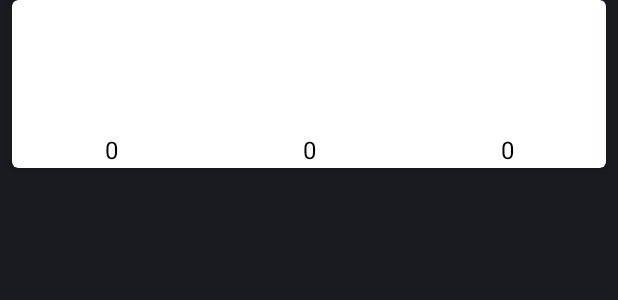
After one commit to ZMcursor/BaseAndoidApp, an Android app: the layout list_item.xml on its own in the app's theme, with its tools: preview values and no code run, on a phone screen of 412 x 824 dp. The commit adds this screen. Shown: the top 300 px of the screen. Run offline under Robolectric (Android 15) with nearby library versions, the phone set to English and light mode, and no system bars; network calls fail.

Commit message:
完成基本功能

```diff
--- /dev/null
+++ b/app/src/main/java/com/zmcurosr/baseandoidapp/model/APIConfig.java
@@ -0,0 +1,6 @@
+package com.zmcurosr.baseandoidapp.model;
+
+public final class APIConfig {
+    public static final String LIST_URL = "https://lf.snssdk.com/dongtai/list/v21/?user_id=1255068732&max_cursor=";
+    public static final String CONTENT_URL = "http://a3.pstatp.com/article/full/21/1/%s/%s/2/0/?iid=10197592071&device_id=19934329625";
+}
--- /dev/null
+++ b/app/src/main/res/layout/list_item.xml
@@ -0,0 +1,65 @@
+<?xml version="1.0" encoding="utf-8"?>
+<android.support.v7.widget.CardView xmlns:android="http://schemas.android.com/apk/res/android"
+    xmlns:app="http://schemas.android.com/apk/res-auto"
+    android:layout_width="match_parent"
+    android:layout_height="112dp"
+    android:layout_marginLeft="8dp"
+    android:layout_marginRight="8dp"
+    android:layout_marginBottom="8dp"
+    app:cardBackgroundColor="@android:color/white"
+    app:cardCornerRadius="4dp"
+    app:cardElevation="4dp">
+
+    <LinearLayout
+        android:layout_width="match_parent"
+        android:layout_height="match_parent"
+        android:orientation="vertical">
+
+        <TextView
+            android:id="@+id/title"
+            android:layout_width="match_parent"
+            android:layout_height="0dp"
+            android:layout_weight="1"
+            android:ellipsize="end"
+            android:maxLines="3"
+            android:padding="8dp"
+            android:paddingBottom="0dp"
+            android:textColor="@android:color/black"
+            android:textSize="16sp" />
+
+        <LinearLayout
+            android:layout_width="match_parent"
+            android:layout_height="24dp"
+            android:orientation="horizontal">
+
+            <TextView
+                android:layout_width="0dp"
+                android:layout_height="match_parent"
+                android:layout_weight="1"
+                android:gravity="center"
+                android:text="0"
+                android:textColor="@android:color/black"
+                android:textSize="16sp" />
+
+            <TextView
+                android:layout_width="0dp"
+                android:layout_height="match_parent"
+                android:layout_weight="1"
+                android:gravity="center"
+                android:text="0"
+                android:textColor="@android:color/black"
+                android:textSize="16sp" />
+
+            <TextView
+                android:layout_width="0dp"
+                android:layout_height="match_parent"
+                android:layout_weight="1"
+                android:gravity="center"
+                android:text="0"
+                android:textColor="@android:color/black"
+                android:textSize="16sp" />
+        </LinearLayout>
+    </LinearLayout>
+
+
+</android.support.v7.widget.CardView>
```
Also changed, not shown: app/build.gradle (+7 -0 lines), app/src/main/AndroidManifest.xml (+6 -2 lines), app/src/main/java/com/zmcurosr/baseandoidapp/MainActivity.java (deleted, +0 -14 lines), app/src/main/java/com/zmcurosr/baseandoidapp/model/Bean/JsonResponse.java (added, +10 -0 lines), app/src/main/java/com/zmcurosr/baseandoidapp/model/Bean/List.java (added, +9 -0 lines), app/src/main/java/com/zmcurosr/baseandoidapp/model/Bean/ListItem.java (added, +11 -0 lines), app/src/main/java/com/zmcurosr/baseandoidapp/model/DataFactory.java (added, +49 -0 lines), app/src/main/java/com/zmcurosr/baseandoidapp/model/DataHolder.java (added, +116 -0 lines), app/src/main/java/com/zmcurosr/baseandoidapp/view/activity/MainActivity.java (added, +39 -0 lines), app/src/main/java/com/zmcurosr/baseandoidapp/view/widget/ListAdapter.java (added, +66 -0 lines), app/src/main/res/layout/activity_main.xml (+7 -18 lines), app/src/main/res/values/styles.xml (+11 -1 lines), 1 other file.
